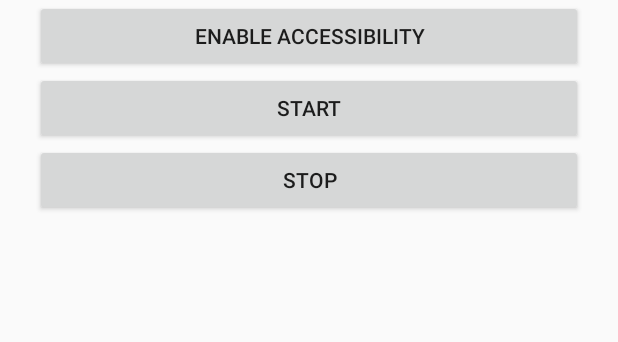
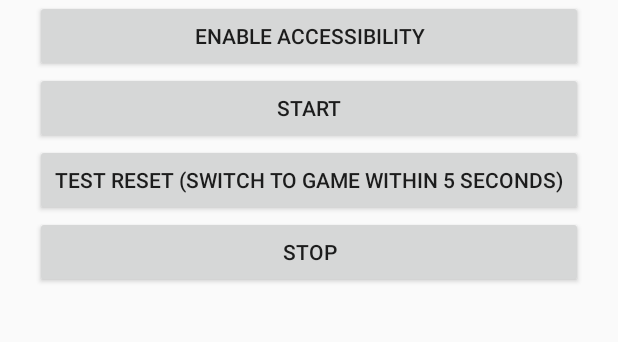
Before and after one commit to barisacarpr-cmyk/ObeliskMiner, an Android app: the screen it shows after launch (MainActivity), on a phone screen of 412 x 824 dp, the part 412-754 px from its top. Run offline under Robolectric (Android 15) with nearby library versions, the phone set to English and light mode, and no system bars.

Commit message:
Add test reset button to diagnose gestures

```diff
--- a/app/src/main/java/com/obelisk/looper/MainActivity.kt
+++ b/app/src/main/java/com/obelisk/looper/MainActivity.kt
@@ -16,6 +16,7 @@ class MainActivity : Activity() {
   fun btn(label:String, action:()->Unit) { layout.addView(Button(this).apply { text=label; setOnClickListener { action() } }) }
   btn("Enable Accessibility") { startActivity(Intent(Settings.ACTION_ACCESSIBILITY_SETTINGS)) }
   btn("Start") { if (LooperService.instance==null) Toast.makeText(this,"Enable Accessibility first",Toast.LENGTH_LONG).show() else { LooperService.instance?.startLoop(); Toast.makeText(this,"Started",Toast.LENGTH_SHORT).show() } }
+  btn("Test reset (switch to game within 5 seconds)") { if (LooperService.instance==null) Toast.makeText(this,"Enable Accessibility first",Toast.LENGTH_LONG).show() else { LooperService.instance?.testReset(); Toast.makeText(this,"Switch to game NOW",Toast.LENGTH_LONG).show() } }
   btn("Stop") { LooperService.instance?.stopLoop() }
   setContentView(layout)
  }
```
